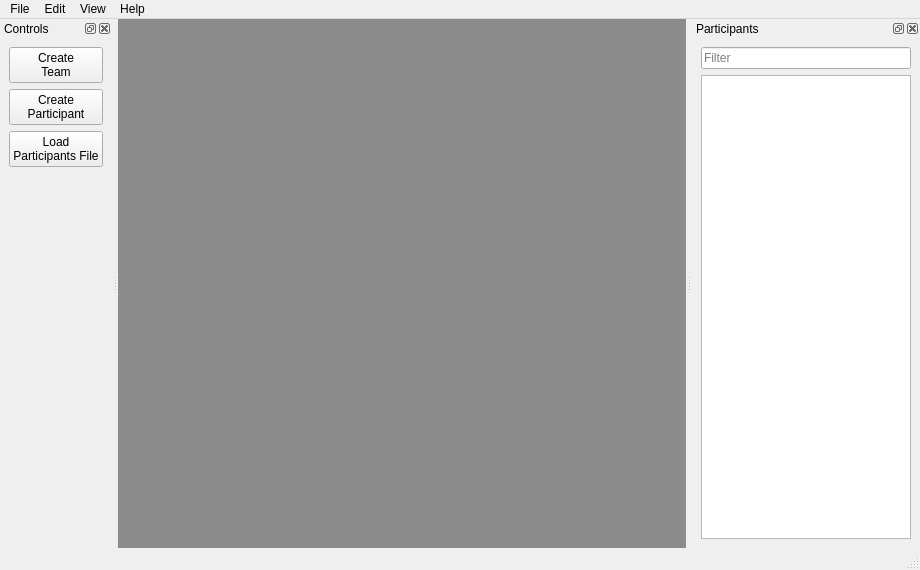
Before: the Qt Designer form gui/resources/mainwindow.ui in PillowTweezers/PurMyun, drawn with Qt 5.
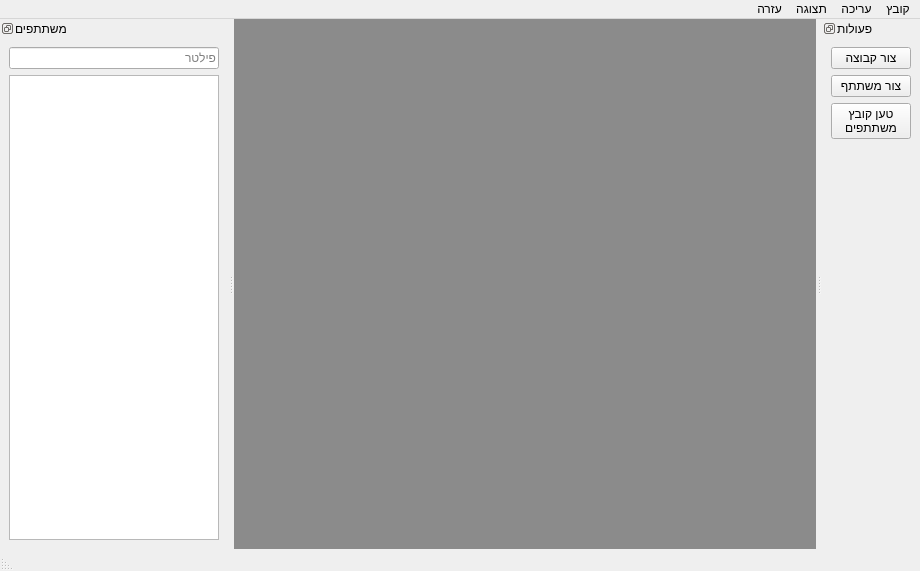
After: the same form once the commit is applied.

```diff
--- a/gui/resources/mainwindow.ui
+++ b/gui/resources/mainwindow.ui
@@ -7,12 +7,15 @@
     <x>0</x>
     <y>0</y>
     <width>920</width>
-    <height>570</height>
+    <height>571</height>
    </rect>
   </property>
   <property name="windowTitle">
    <string>פורמיון</string>
   </property>
+  <property name="layoutDirection">
+   <enum>Qt::RightToLeft</enum>
+  </property>
   <property name="autoFillBackground">
    <bool>false</bool>
   </property>
@@ -30,27 +33,27 @@
      <x>0</x>
      <y>0</y>
      <width>920</width>
-     <height>23</height>
+     <height>24</height>
     </rect>
    </property>
    <widget class="QMenu" name="menuFile">
     <property name="title">
-     <string>File</string>
+     <string>קובץ</string>
     </property>
    </widget>
    <widget class="QMenu" name="menuEfit">
     <property name="title">
-     <string>Edit</string>
+     <string>עריכה</string>
     </property>
    </widget>
    <widget class="QMenu" name="menuView">
     <property name="title">
-     <string>View</string>
+     <string>תצוגה</string>
     </property>
    </widget>
    <widget class="QMenu" name="menuHelp">
     <property name="title">
-     <string>Help</string>
+     <string>עזרה</string>
     </property>
    </widget>
    <addaction name="menuFile"/>
@@ -60,11 +63,14 @@
   </widget>
   <widget class="QStatusBar" name="statusbar"/>
   <widget class="QDockWidget" name="controlsDock">
+   <property name="features">
+    <set>QDockWidget::DockWidgetFloatable|QDockWidget::DockWidgetMovable</set>
+   </property>
    <property name="windowTitle">
-    <string>Controls</string>
+    <string>פעולות</string>
    </property>
    <attribute name="dockWidgetArea">
-    <number>1</number>
+    <number>2</number>
    </attribute>
    <widget class="QWidget" name="dockWidgetContents">
     <layout class="QVBoxLayout" name="verticalLayout">
@@ -74,24 +80,22 @@
      <item>
       <widget class="QPushButton" name="createTeamBtn">
        <property name="text">
-        <string>Create 
-Team</string>
+        <string>צור קבוצה</string>
        </property>
       </widget>
      </item>
      <item>
       <widget class="QPushButton" name="createParticipantsBtn">
        <property name="text">
-        <string>Create 
-Participant</string>
+        <string>צור משתתף</string>
        </property>
       </widget>
      </item>
      <item>
       <widget class="QPushButton" name="loadParticipantsBtn">
        <property name="text">
-        <string>Load 
-Participants File</string>
+        <string>טען קובץ
+משתתפים</string>
        </property>
       </widget>
      </item>
@@ -118,11 +122,14 @@
      <height>524</height>
     </size>
    </property>
+   <property name="features">
+    <set>QDockWidget::DockWidgetFloatable|QDockWidget::DockWidgetMovable</set>
+   </property>
    <property name="windowTitle">
-    <string>Participants</string>
+    <string>משתתפים</string>
    </property>
    <attribute name="dockWidgetArea">
-    <number>2</number>
+    <number>1</number>
    </attribute>
    <widget class="QWidget" name="dockWidgetContents_2">
     <layout class="QVBoxLayout" name="verticalLayout_2">
@@ -132,7 +139,7 @@
         <string/>
        </property>
        <property name="placeholderText">
-        <string>Filter</string>
+        <string>פילטר</string>
        </property>
       </widget>
      </item>
```
